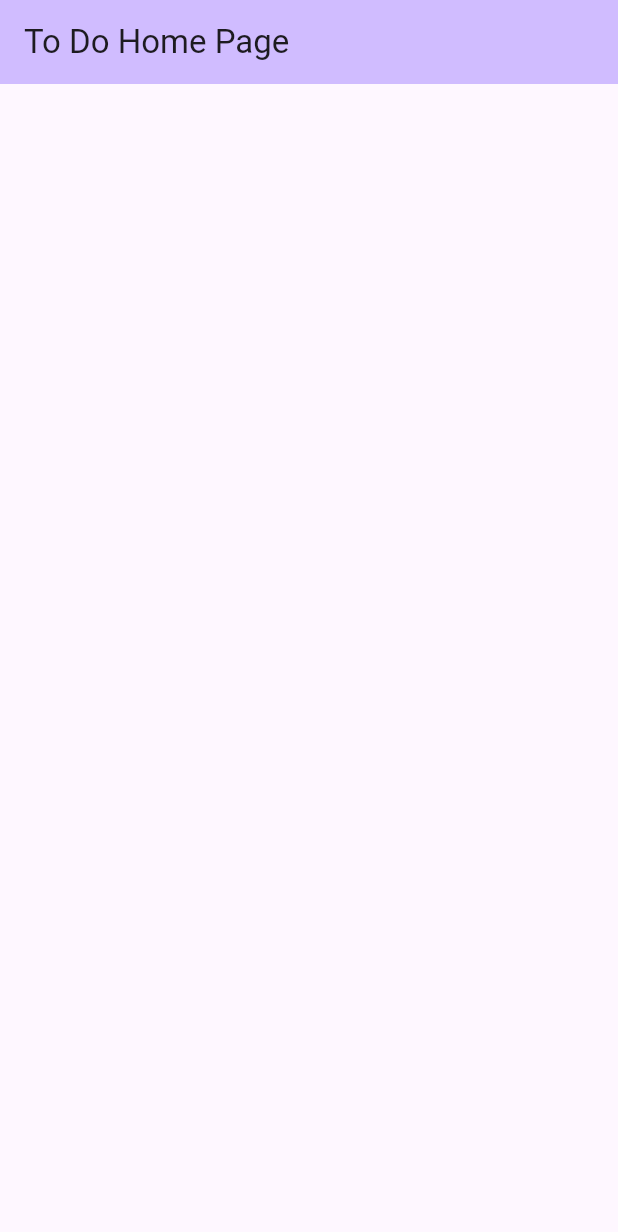
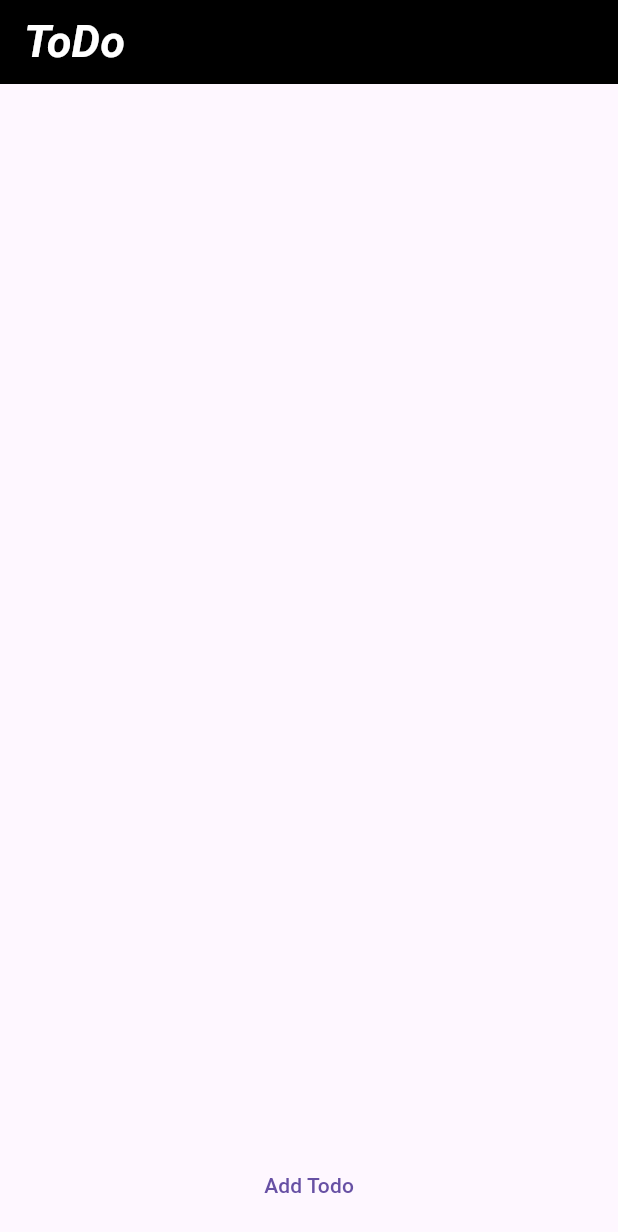
Before and after one commit to SkepticDude/todo, a Flutter app: the screen it shows after launch, on a phone screen of 412 x 824 dp. Shown: the top 1232 px of the screen. Run offline on Flutter 3.47's test engine with Material 3 defaults, Android fonts, the phone set to English and light mode, and no system bars.

Commit message:
todo app phase 1 complete

```diff
--- a/lib/main.dart
+++ b/lib/main.dart
@@ -1,4 +1,5 @@
 import 'package:flutter/material.dart';
+import 'package:todo/screens/home/home.dart';
 
 void main() {
   runApp(const MyApp());
@@ -10,24 +11,6 @@ class MyApp extends StatelessWidget {
   // This widget is the root of your application.
   @override
   Widget build(BuildContext context) {
-    return MaterialApp(
-      title: 'Flutter Demo',
-      home: const MyHomePage(title: 'To Do Home Page'),
-    );
+    return MaterialApp(title: 'Flutter Demo', home: const Home());
   }
 }
-
-class MyHomePage extends StatelessWidget {
-  const MyHomePage({super.key, required this.title});
-  final String title;
-
-  @override
-  Widget build(BuildContext context) {
-    return Scaffold(
-      appBar: AppBar(
-        backgroundColor: Theme.of(context).colorScheme.inversePrimary,
-        title: Text(title),
-      ),
-    );
-  }
-}
--- /dev/null
+++ b/lib/screens/home/home.dart
@@ -0,0 +1,25 @@
+import 'package:flutter/material.dart';
+import 'package:todo/screens/home/home_body.dart';
+
+class Home extends StatelessWidget {
+  const Home({super.key});
+
+  @override
+  Widget build(BuildContext context) {
+    return Scaffold(
+      appBar: AppBar(
+        backgroundColor: Colors.black,
+        title: Text(
+          "ToDo",
+          style: const TextStyle(
+            color: Colors.white,
+            fontSize: 30,
+            fontWeight: FontWeight.bold,
+            fontStyle: FontStyle.italic,
+          ),
+        ),
+      ),
+      body: HomeBody(),
+    );
+  }
+}
--- /dev/null
+++ b/lib/screens/home/home_body.dart
@@ -0,0 +1,54 @@
+import 'package:flutter/material.dart';
+import 'package:todo/components/todo_item.dart';
+
+const colors = [
+  Color.fromARGB(255, 225, 0, 0),
+  Color.fromARGB(255, 255, 100, 0),
+  Color.fromARGB(255, 230, 180, 0),
+  Color.fromARGB(255, 0, 200, 0),
+  Color.fromARGB(255, 0, 100, 255),
+  Color.fromARGB(255, 150, 0, 255),
+  Color.fromARGB(255, 255, 0, 150),
+];
+
+class HomeBody extends StatefulWidget {
+  const HomeBody({super.key});
+
+  @override
+  State<HomeBody> createState() => _HomeBodyState();
+}
+
+class _HomeBodyState extends State<HomeBody> {
+  void onPressed() {
+    int index = todoItems.length;
+    Color getItemColor = colors.elementAt(index % colors.length);
+    setState(() {
+      todoItems.add(
+        TodoItem(title: "Todo ${todoItems.length + 1}", color: getItemColor),
+      );
+    });
+  }
+
+  final List<TodoItem> todoItems = [];
+
+  @override
+  Widget build(BuildContext context) {
+    return Container(
+      padding: const EdgeInsets.all(10),
+      child: Column(
+        crossAxisAlignment: CrossAxisAlignment.stretch,
+        children: [
+          Expanded(
+            child: ListView.separated(
+              itemCount: todoItems.length,
+              itemBuilder: (context, index) => todoItems[index],
+              separatorBuilder: (context, index) => const SizedBox(height: 10),
+            ),
+          ),
+          const SizedBox(height: 10),
+          TextButton(onPressed: onPressed, child: const Text("Add Todo")),
+        ],
+      ),
+    );
+  }
+}
```
Also changed, not shown: lib/components/todo_item.dart (added, +32 -0 lines).
